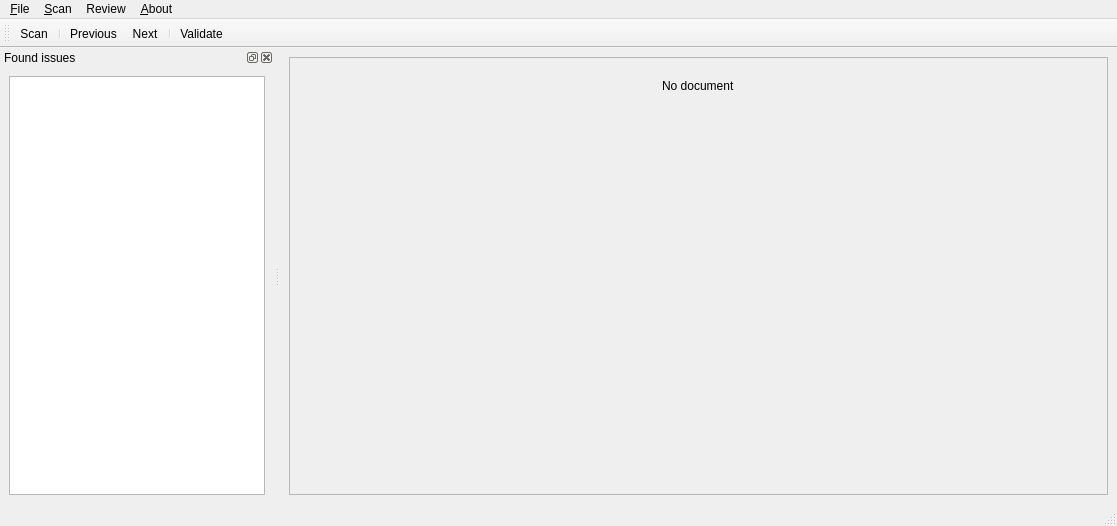
The window that src/ui/main.ui (wxgeo/ptyx-mcq-corrector) describes before a commit, drawn with Qt 5.
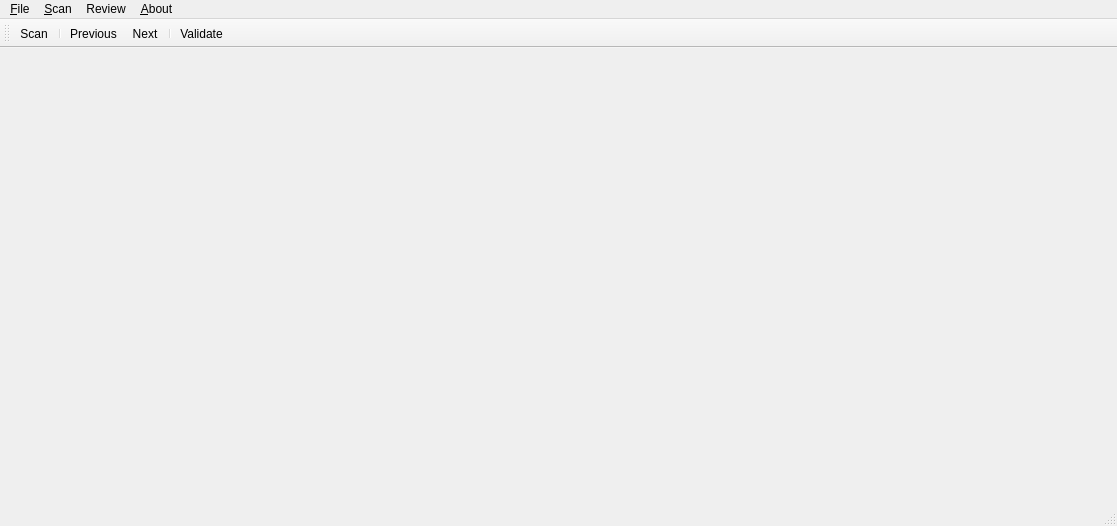
The same window after the commit. The open tabs and pages were chosen to show the change. Icons and pictures are not drawn. Custom widgets are drawn as their Qt base class.

What changed in the file:
```diff
--- a/src/ui/main.ui
+++ b/src/ui/main.ui
@@ -17,119 +17,7 @@
    <property name="layoutDirection">
     <enum>Qt::LeftToRight</enum>
    </property>
-   <layout class="QVBoxLayout" name="verticalLayout">
-    <item>
-     <widget class="QScrollArea" name="scrollArea">
-      <property name="widgetResizable">
-       <bool>true</bool>
-      </property>
-      <widget class="QWidget" name="scrollAreaWidgetContents">
-       <property name="geometry">
-        <rect>
-         <x>0</x>
-         <y>0</y>
-         <width>817</width>
-         <height>421</height>
-        </rect>
-       </property>
-       <layout class="QVBoxLayout" name="verticalLayout_2">
-        <item>
-         <widget class="QStackedWidget" name="main_area">
-          <property name="currentIndex">
-           <number>1</number>
-          </property>
-          <widget class="QWidget" name="blank">
-           <layout class="QVBoxLayout" name="verticalLayout_4">
-            <item>
-             <layout class="QHBoxLayout" name="horizontalLayout_3">
-              <item>
-               <spacer name="horizontalSpacer_4">
-                <property name="orientation">
-                 <enum>Qt::Horizontal</enum>
-                </property>
-                <property name="sizeHint" stdset="0">
-                 <size>
-                  <width>778</width>
-                  <height>20</height>
-                 </size>
-                </property>
-               </spacer>
-              </item>
-              <item>
-               <widget class="QLabel" name="header_label">
-                <property name="text">
-                 <string>No document</string>
-                </property>
-                <property name="textFormat">
-                 <enum>Qt::RichText</enum>
-                </property>
-                <property name="openExternalLinks">
-                 <bool>true</bool>
-                </property>
-               </widget>
-              </item>
-              <item>
-               <spacer name="horizontalSpacer">
-                <property name="orientation">
-                 <enum>Qt::Horizontal</enum>
-                </property>
-                <property name="sizeHint" stdset="0">
-                 <size>
-                  <width>778</width>
-                  <height>20</height>
-                 </size>
-                </property>
-               </spacer>
-              </item>
-             </layout>
-            </item>
-            <item>
-             <spacer name="verticalSpacer">
-              <property name="orientation">
-               <enum>Qt::Vertical</enum>
-              </property>
-              <property name="sizeHint" stdset="0">
-               <size>
-                <width>20</width>
-                <height>40</height>
-               </size>
-              </property>
-             </spacer>
-            </item>
-           </layout>
-          </widget>
-          <widget class="QWidget" name="name_review_container">
-           <layout class="QVBoxLayout" name="verticalLayout_name">
-            <item>
-             <widget class="NameEditor" name="name_editor" native="true">
-              <property name="sizePolicy">
-               <sizepolicy hsizetype="Preferred" vsizetype="Fixed">
-                <horstretch>0</horstretch>
-                <verstretch>0</verstretch>
-               </sizepolicy>
-              </property>
-             </widget>
-            </item>
-            <item>
-             <widget class="NameReviewer" name="name_review" native="true">
-              <property name="sizePolicy">
-               <sizepolicy hsizetype="Preferred" vsizetype="Expanding">
-                <horstretch>0</horstretch>
-                <verstretch>0</verstretch>
-               </sizepolicy>
-              </property>
-             </widget>
-            </item>
-           </layout>
-          </widget>
-          <widget class="CheckboxesReviewer" name="checkboxes_review"/>
-         </widget>
-        </item>
-       </layout>
-      </widget>
-     </widget>
-    </item>
-   </layout>
+   <layout class="QVBoxLayout" name="verticalLayout"/>
   </widget>
   <widget class="QMenuBar" name="menubar">
    <property name="geometry">
@@ -183,24 +71,6 @@
    <addaction name="menu_About"/>
   </widget>
   <widget class="QStatusBar" name="statusbar"/>
-  <widget class="QDockWidget" name="issuesDock">
-   <property name="windowTitle">
-    <string>Found issues</string>
-   </property>
-   <attribute name="dockWidgetArea">
-    <number>1</number>
-   </attribute>
-   <widget class="QWidget" name="dockWidgetContents">
-    <layout class="QVBoxLayout" name="verticalLayout_3">
-     <item>
-      <layout class="QHBoxLayout" name="horizontalLayout_2"/>
-     </item>
-     <item>
-      <widget class="IssuesViewer" name="issuesView"/>
-     </item>
-    </layout>
-   </widget>
-  </widget>
   <widget class="QToolBar" name="toolBar">
    <property name="windowTitle">
     <string>toolBar</string>
@@ -321,30 +191,6 @@
    </property>
   </action>
  </widget>
- <customwidgets>
-  <customwidget>
-   <class>IssuesViewer</class>
-   <extends>QTreeView</extends>
-   <header>ptyx_mcq_corrector.issues.issues_view</header>
-  </customwidget>
-  <customwidget>
-   <class>NameEditor</class>
-   <extends>QWidget</extends>
-   <header>ptyx_mcq_corrector.review.name</header>
-  </customwidget>
-  <customwidget>
-   <class>CheckboxesReviewer</class>
-   <extends>QWidget</extends>
-   <header>ptyx_mcq_corrector.review.checkboxes</header>
-   <container>1</container>
-  </customwidget>
-  <customwidget>
-   <class>NameReviewer</class>
-   <extends>QWidget</extends>
-   <header>ptyx_mcq_corrector.review.name</header>
-   <container>1</container>
-  </customwidget>
- </customwidgets>
  <resources/>
  <connections>
   <connection>
```
